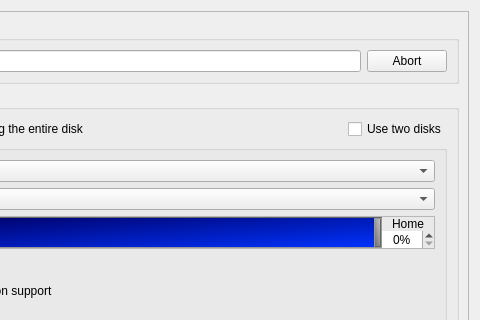
Qt form meinstall.ui (gazelle-installer/gazelle-installer) before a commit; both pictures show x 320 to 800 and y 0 to 320 of the 800 by 600 pixel window.
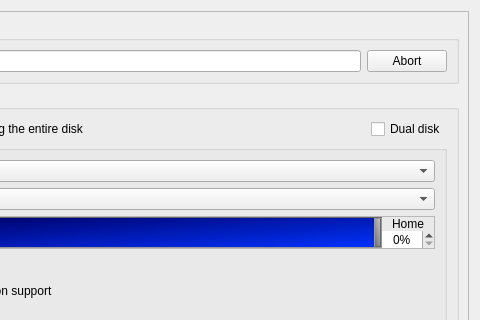
The same form after that commit. The open tabs and pages were chosen to show the change. Icons and pictures are not drawn. Custom widgets are drawn as their Qt base class.

Commit message: Renamed checkDoubleDisk to checkDualDisk as it makes more sense.  - The disk isn't being doubled, but used in addition to the first. Renamed some slots for style and consistency.

Patch:
```diff
--- a/meinstall.ui
+++ b/meinstall.ui
@@ -357,7 +357,7 @@
               <item row="0" column="1">
                <widget class="QCheckBox" name="checkDoubleDisk">
                 <property name="text">
-                 <string>Use two disks</string>
+                 <string>Dual disk</string>
                 </property>
                </widget>
               </item>
```
Left out of the diff: 4 changed lines with no effect on the pictures. The commit also changes 3 other files.
